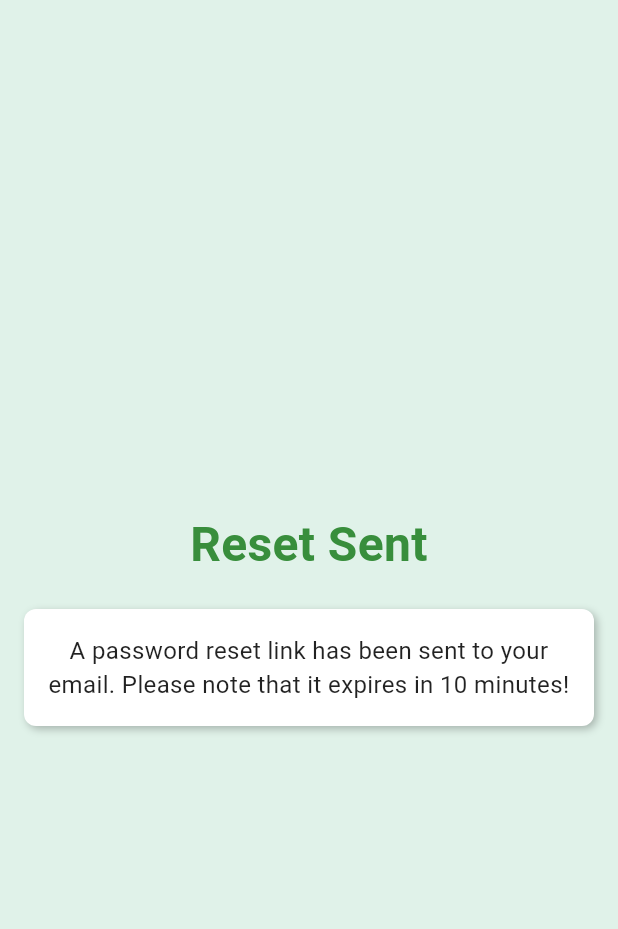
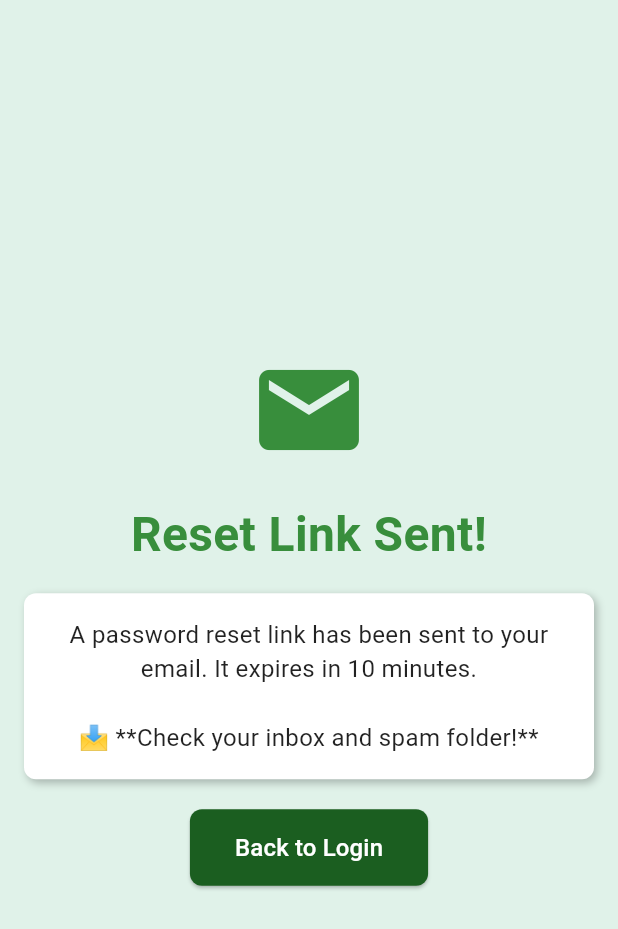
Before and after one commit to tomandjerry17/frontend_G7, a Flutter app: the PasswordResetSentPage screen opened directly, on a phone screen of 412 x 824 dp. Shown: the top 929 px of the screen. Run offline on Flutter 3.47's test engine with Material 3 defaults, Android fonts, the phone set to English and light mode, and no system bars.

```diff
--- a/lib/pages/password_reset_sent_page.dart
+++ b/lib/pages/password_reset_sent_page.dart
@@ -1,4 +1,5 @@
 import 'package:flutter/material.dart';
+import 'login_page.dart'; // Ensure this is correctly imported
 
 class PasswordResetSentPage extends StatelessWidget {
   const PasswordResetSentPage({super.key});
@@ -14,8 +15,10 @@ class PasswordResetSentPage extends StatelessWidget {
             mainAxisAlignment: MainAxisAlignment.center,
             crossAxisAlignment: CrossAxisAlignment.center,
             children: [
+              Icon(Icons.email, size: 80, color: Color(0xFF388E3C)), // Email icon
+              SizedBox(height: 20),
               Text(
-                'Reset Sent',
+                'Reset Link Sent!',
                 style: TextStyle(
                   fontSize: 32,
                   fontWeight: FontWeight.bold,
@@ -24,7 +27,7 @@ class PasswordResetSentPage extends StatelessWidget {
                 ),
                 textAlign: TextAlign.center,
               ),
-              SizedBox(height: 20),
+              SizedBox(height: 16),
               Container(
                 padding: EdgeInsets.all(16.0),
                 decoration: BoxDecoration(
@@ -39,13 +42,34 @@ class PasswordResetSentPage extends StatelessWidget {
                   ],
                 ),
                 child: Text(
-                  'A password reset link has been sent to your email. Please note that it expires in 10 minutes!',
+                  'A password reset link has been sent to your email. It expires in 10 minutes. '
+                  '\n\n📩 **Check your inbox and spam folder!**',
                   style: TextStyle(
                     fontSize: 16,
                     color: Colors.black87,
                     fontFamily: 'Roboto',
                   ),
                   textAlign: TextAlign.center,
+                ),
+              ),
+              SizedBox(height: 20),
+              ElevatedButton(
+                onPressed: () {
+                  Navigator.pushReplacement(
+                    context,
+                    MaterialPageRoute(builder: (context) => LoginPage()),
+                  );
+                },
+                style: ElevatedButton.styleFrom(
+                  backgroundColor: Color(0xFF1B5E20),
+                  padding: EdgeInsets.symmetric(vertical: 14.0, horizontal: 30.0),
+                  shape: RoundedRectangleBorder(
+                    borderRadius: BorderRadius.circular(8.0),
+                  ),
+                ),
+                child: Text(
+                  'Back to Login',
+                  style: TextStyle(color: Colors.white, fontSize: 16),
                 ),
               ),
             ],
```
Also changed, not shown: lib/pages/forgot_password_page.dart (+42 -4 lines), lib/pages/reset_password_page.dart (+51 -10 lines).
